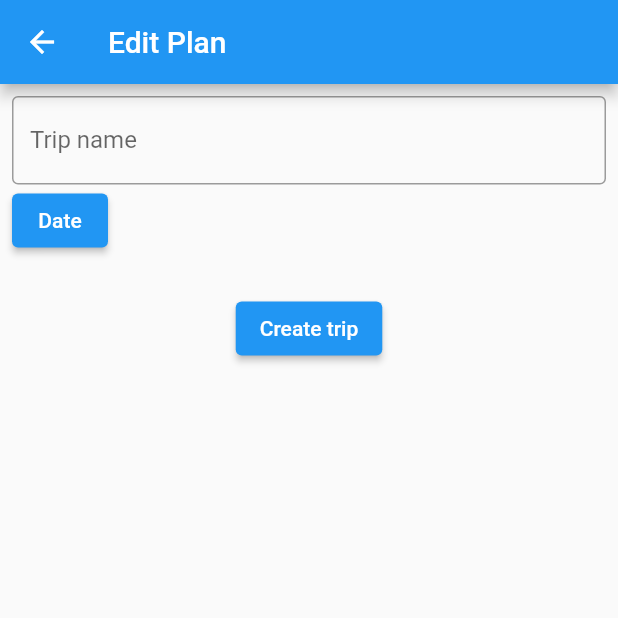
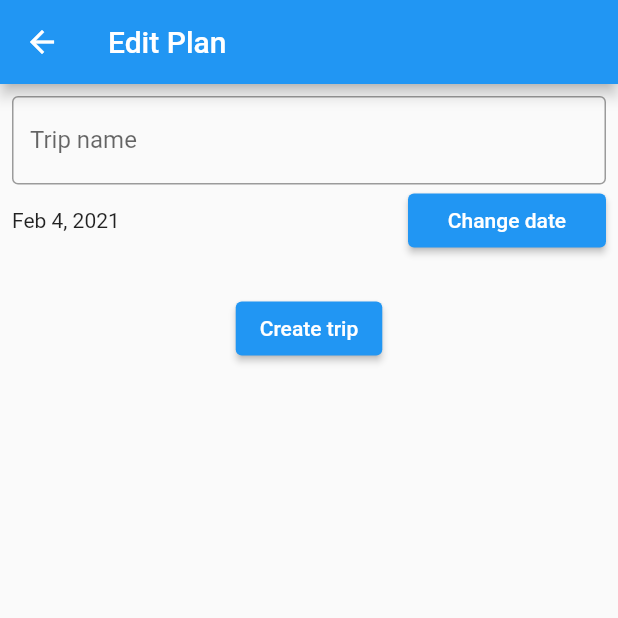
Before and after one commit to jlbrooks/backcountry_plan, a Flutter app: the CreateTripPage screen opened directly, on a phone screen of 412 x 824 dp, the top half of it. Run offline on Flutter 3.47's test engine with Material 2 defaults, Android fonts, the phone set to English and light mode, and no system bars; our stand-ins replace sqflite; accounts and stored records are empty.

Commit message:
Show date on trip create page

```diff
--- a/lib/trip.dart
+++ b/lib/trip.dart
@@ -4,6 +4,7 @@ import 'package:backcountry_plan/models/trip.dart';
 import 'package:backcountry_plan/models/plan.dart';
 import 'package:backcountry_plan/plan.dart';
 import 'package:flutter/material.dart';
+import 'package:intl/intl.dart';
 
 class TripListPage extends StatefulWidget {
   TripListPage({Key key}) : super(key: key);
@@ -192,9 +193,22 @@ class _CreateTripFormState extends State<CreateTripForm> {
               return null;
             },
           ),
-          ElevatedButton(
-            onPressed: () => _showDatePicker(context),
-            child: Text('Date'),
+          Row(
+            children: [
+              Expanded(
+                flex: 2,
+                child: Text(
+                  DateFormat.yMMMd().format(tripDate),
+                  style: TextStyle(fontSize: 14),
+                ),
+              ),
+              Expanded(
+                child: ElevatedButton(
+                  onPressed: () => _showDatePicker(context),
+                  child: Text('Change date'),
+                ),
+              ),
+            ],
           ),
           SizedBox(height: 24),
           Center(
```
